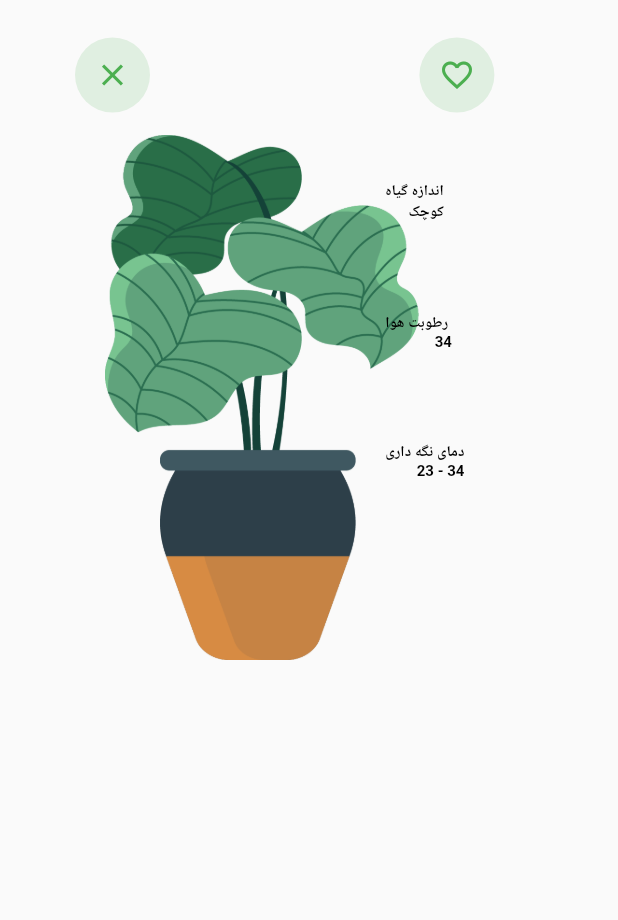
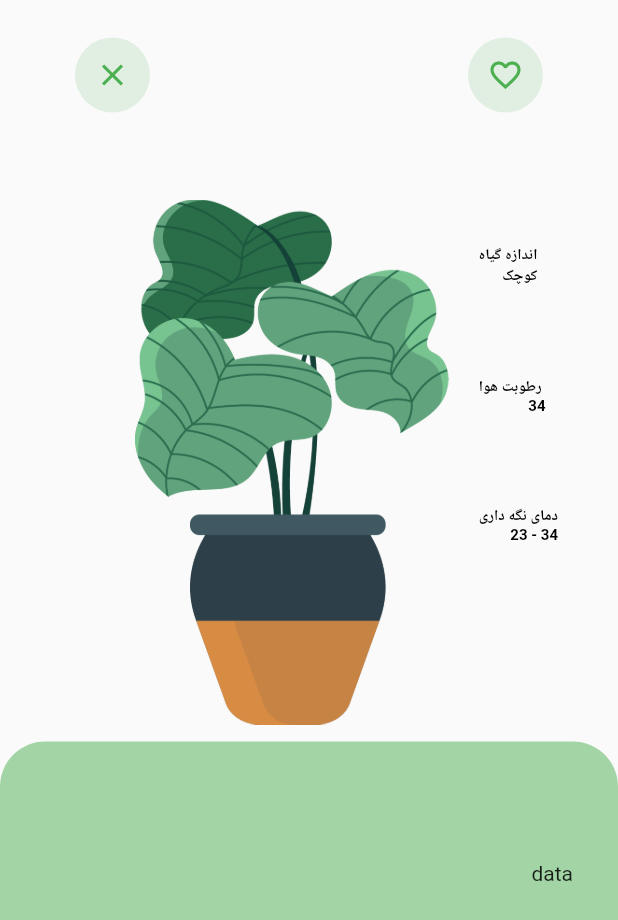
Before and after one commit to mcalisadeghi/plant_app, a Flutter app: the DetaiPagee screen opened directly with empty values, on a phone screen of 412 x 824 dp. Shown: the top 920 px of the screen. Run offline on Flutter 3.47's test engine with Material 2 defaults, Android fonts, the phone set to English and light mode, and no system bars; our stand-ins replace animated_bottom_navigation_bar, page_transition.

Commit message:
fix bug green lay out

```diff
--- a/lib/main.dart
+++ b/lib/main.dart
@@ -1,4 +1,5 @@
 import 'package:flutter/material.dart';
+import 'package:flutter_application_1/pages/root.dart';
 import 'package:flutter_application_1/pages/splash_screen.dart';
 
 void main() {
@@ -13,7 +14,8 @@ class MyApp extends StatelessWidget {
     return const MaterialApp(
       debugShowCheckedModeBanner: false,
       title: 'Plant App',
-      home: HomePage(),
+      // home: HomePage(),
+      home: RootPage(),
     );
   }
 }
--- a/lib/pages/DetaiPage.dart
+++ b/lib/pages/DetaiPage.dart
@@ -25,7 +25,7 @@ class _DetaiPageeState extends State<DetaiPagee> {
           Positioned(
             top: 25.0,
             left: 50.0,
-            right: 0.0,
+            right: 50.0,
             child: Row(
               mainAxisAlignment: MainAxisAlignment.spaceBetween,
               children: <Widget>[
@@ -74,6 +74,9 @@ class _DetaiPageeState extends State<DetaiPagee> {
             ),
           ),
           Positioned(
+            top: 43.0,
+            left: 20.0,
+            right: 20.0,
             child: Container(
               width: size.width * 0.8,
               height: size.height * 0.8,
@@ -81,7 +84,7 @@ class _DetaiPageeState extends State<DetaiPagee> {
                 20.0,
               ),
               child: Stack(
-                children: [
+                children: <Widget>[
                   // for plant pic for priduct img
                   Positioned(
                     top: 70.0,
@@ -103,7 +106,7 @@ class _DetaiPageeState extends State<DetaiPagee> {
                       child: Column(
                         mainAxisAlignment: MainAxisAlignment.spaceBetween,
                         crossAxisAlignment: CrossAxisAlignment.start,
-                        children: [
+                        children: <Widget>[
                           PlantDetils(
                             title: 'اندازه گیاه',
                             planFeature: plantL[widget.id].size,
@@ -120,6 +123,42 @@ class _DetaiPageeState extends State<DetaiPagee> {
                         ],
                       ),
                     ),
+                  ),
+                ],
+              ),
+            ),
+          ),
+          Positioned(
+            // top: 400.0,
+            bottom: 0.0,
+            left: 0.0,
+            right: 0.0,
+            child: Container(
+              padding: const EdgeInsets.only(
+                top: 80.0,
+                left: 30.0,
+                right: 30.0,
+              ),
+              height: size.height * 0.4,
+              width: size.width,
+              decoration: BoxDecoration(
+                color: Constants.primaryColor.withOpacity(
+                  0.5,
+                ),
+                borderRadius: const BorderRadius.only(
+                  topLeft: Radius.circular(
+                    30.0,
+                  ),
+                  topRight: Radius.circular(
+                    30.0,
+                  ),
+                ),
+              ),
+              child: const Column(
+                crossAxisAlignment: CrossAxisAlignment.end,
+                children: <Widget>[
+                  Text(
+                    'data',
                   ),
                 ],
               ),
@@ -145,7 +184,7 @@ class PlantDetils extends StatelessWidget {
   Widget build(BuildContext context) {
     return Column(
       crossAxisAlignment: CrossAxisAlignment.end,
-      children: [
+      children: <Widget>[
         Text(
           title,
           style: TextStyle(
```
